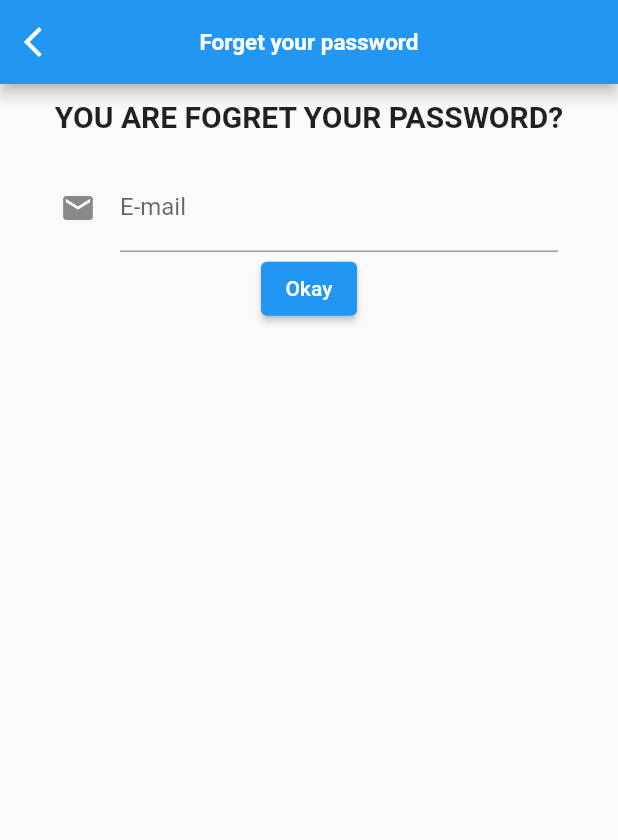
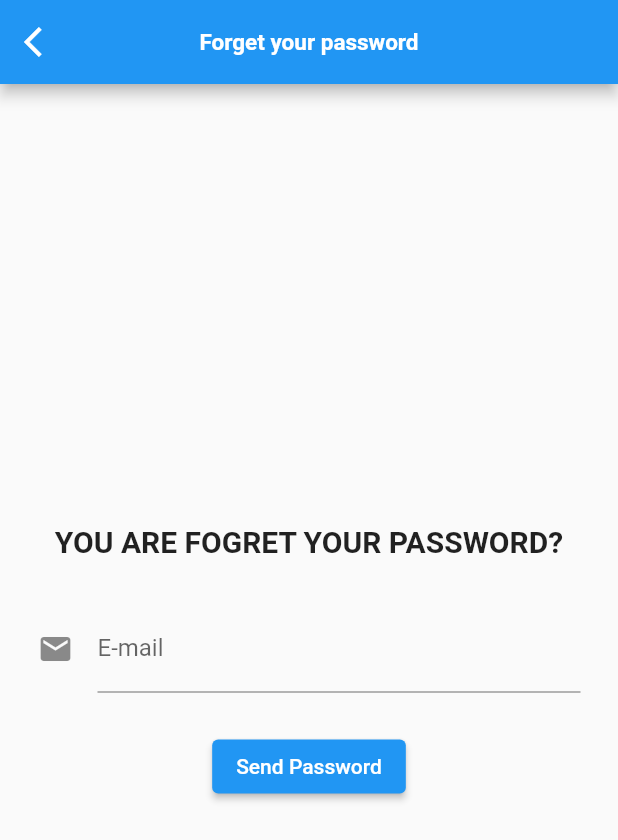
Before and after one commit to Thongek-wpm/flutter_application_login, a Flutter app: the ForgotUi screen opened directly, on a phone screen of 412 x 824 dp. Shown: the top 840 px of the screen. Run offline on Flutter 3.47's test engine with Material 2 defaults, Android fonts, the phone set to English and light mode, and no system bars; our stand-ins replace font_awesome_flutter.

Commit message:
Update forgot_ui.dart

```diff
--- a/lib/screens/forgot_ui.dart
+++ b/lib/screens/forgot_ui.dart
@@ -32,9 +32,16 @@ class _ForgotUiState extends State<ForgotUi> {
         centerTitle: true,
       ),
       body: Column(
+        mainAxisAlignment: MainAxisAlignment.center,
+        crossAxisAlignment: CrossAxisAlignment.start,
         children: <Widget>[
+          Row(
+            mainAxisAlignment: MainAxisAlignment.center,
+            crossAxisAlignment: CrossAxisAlignment.center,
+            // ignore: prefer_const_literals_to_create_immutables
+            children: [
               Padding(
-            padding: const EdgeInsets.all(10.0),
+                padding: const EdgeInsets.all(5),
                 child: Text(
                   "YOU ARE FOGRET YOUR PASSWORD?",
                   style: TextStyle(
@@ -43,8 +50,10 @@ class _ForgotUiState extends State<ForgotUi> {
                   ),
                 ),
               ),
+            ],
+          ),
           Padding(
-            padding: EdgeInsets.only(right: 40, left: 40, top: 10),
+            padding: EdgeInsets.all(25),
             child: TextField(
               controller: emailCon,
               keyboardType: TextInputType.emailAddress,
@@ -56,13 +65,19 @@ class _ForgotUiState extends State<ForgotUi> {
               ),
             ),
           ),
+          Row(
+            mainAxisAlignment: MainAxisAlignment.center,
+            crossAxisAlignment: CrossAxisAlignment.start,
+            children: [
               Padding(
-            padding: EdgeInsets.all(0.5),
+                padding: EdgeInsets.all(0.1),
                 child: ElevatedButton(
                   onPressed: () {},
-              child: Text('Okay'),
+                  child: Text('Send Password'),
                 ),
-          )
+              ),
+            ],
+          ),
         ],
       ),
     );
```
Lines whose indentation alone changed are shown as unchanged.
